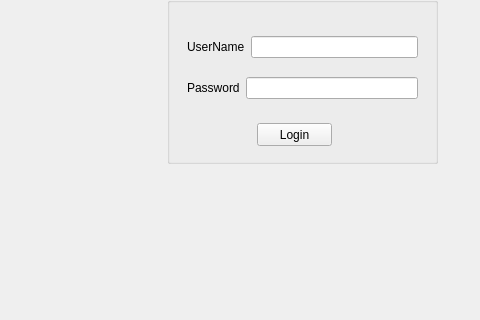
The window that learning_QT/mainwindow.ui (hongthiet1994/QT_for_beginner) describes before a commit, drawn with Qt 5; both pictures show x 293 to 773 and y 117 to 437 of the 858 by 437 pixel window.
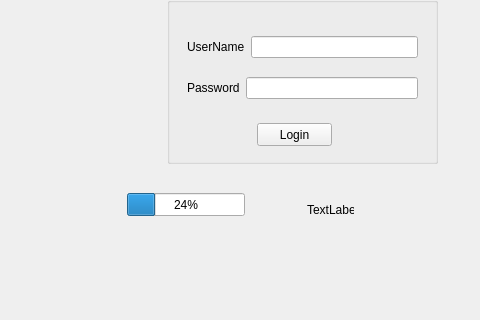
The same window after the commit.

```diff
--- a/learning_QT/mainwindow.ui
+++ b/learning_QT/mainwindow.ui
@@ -93,6 +93,32 @@
      <string/>
     </property>
    </widget>
+   <widget class="QLabel" name="label_3">
+    <property name="geometry">
+     <rect>
+      <x>600</x>
+      <y>320</y>
+      <width>47</width>
+      <height>13</height>
+     </rect>
+    </property>
+    <property name="text">
+     <string>TextLabel</string>
+    </property>
+   </widget>
+   <widget class="QProgressBar" name="progressBar">
+    <property name="geometry">
+     <rect>
+      <x>420</x>
+      <y>310</y>
+      <width>118</width>
+      <height>23</height>
+     </rect>
+    </property>
+    <property name="value">
+     <number>24</number>
+    </property>
+   </widget>
   </widget>
   <widget class="QStatusBar" name="statusbar"/>
   <widget class="QMenuBar" name="menubar">
```
